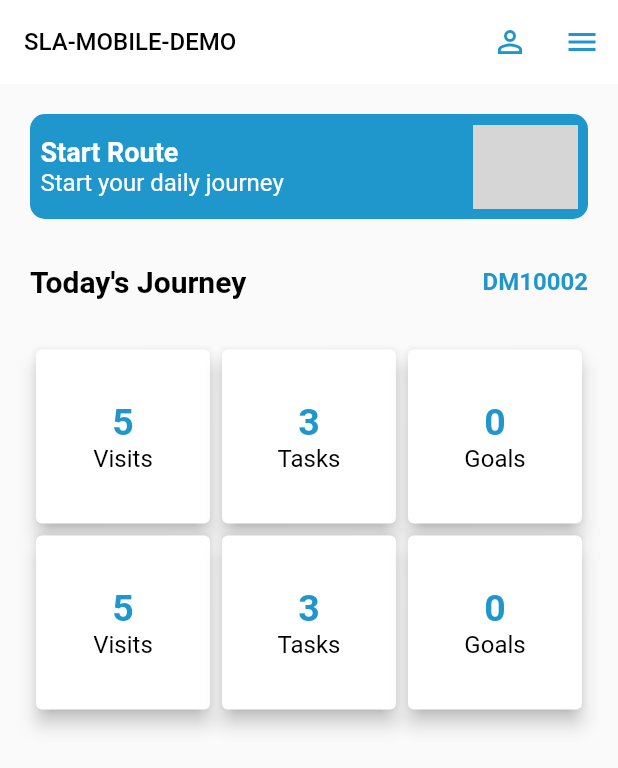
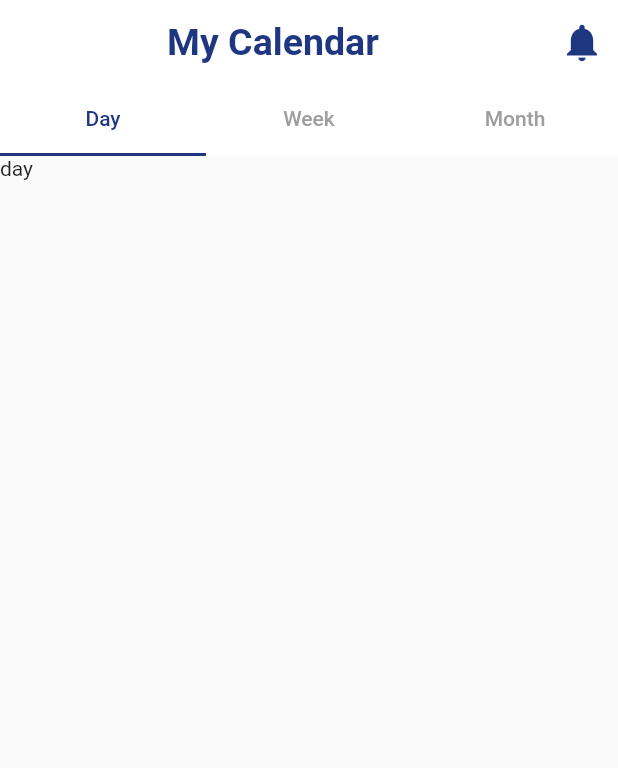
Before and after one commit to K7alid/injaz.go, a Flutter app: the screen it shows after launch, on a phone screen of 412 x 824 dp. Shown: the top 768 px of the screen. Run offline on Flutter 3.47's test engine with Material 2 defaults, Android fonts, the phone set to English and light mode, and no system bars; our stand-ins replace flutter_bloc, flutter_screenutil, fluttertoast, timeline_tile; missing offline and left inert: flutter_neat_and_clean_calendar; grey boxes are pictures that could not be loaded.

Commit message:
Calendar Screen with Tab View

```diff
--- a/lib/main.dart
+++ b/lib/main.dart
@@ -2,7 +2,7 @@ import 'package:flutter/material.dart';
 import 'package:flutter_bloc/flutter_bloc.dart';
 import 'package:flutter_localizations/flutter_localizations.dart';
 import 'package:injaz_go/app_localization.dart';
-import 'package:injaz_go/module/home_screen/home_screen.dart';
+import 'package:injaz_go/module/calendar_screen/calendar_screen.dart';
 
 import 'module/login/cubit/cubit.dart';
 import 'module/login/cubit/states.dart';
@@ -42,7 +42,7 @@ class MyApp extends StatelessWidget {
                 }
                 return supportedLocales.first;
               },
-              home: HomeScreen(),
+              home: CalendarScreen(),
             );
           },
         ));
--- /dev/null
+++ b/lib/module/calendar_screen/calendar_screen.dart
@@ -0,0 +1,83 @@
+import 'package:flutter/material.dart';
+import 'package:flutter_bloc/flutter_bloc.dart';
+import 'package:injaz_go/module/calendar_screen/cubit/cubit.dart';
+import 'package:injaz_go/module/calendar_screen/cubit/states.dart';
+import 'package:injaz_go/module/calendar_screen/widgets/build_month_tab_view.dart';
+import 'package:injaz_go/shared/constants.dart';
+import 'package:injaz_go/shared/widgets/custom_text.dart';
+
+class CalendarScreen extends StatelessWidget {
+  @override
+  Widget build(BuildContext context) {
+    return BlocProvider(
+      create: (BuildContext context) => CalendarCubit(),
+      child: BlocConsumer<CalendarCubit, CalendarState>(
+        listener: (context, state) {},
+        builder: (context, state) {
+          return DefaultTabController(
+            initialIndex: 0,
+            length: 3,
+            child: Scaffold(
+              appBar: AppBar(
+                elevation: 0.0,
+                backgroundColor: Colors.white,
+                centerTitle: true,
+                title: CustomText(
+                  text: 'My Calendar',
+                  alignment: AlignmentDirectional.center,
+                  isBold: true,
+                  size: 25,
+                  color: primaryNotificationColor,
+                ),
+                actions: [
+                  IconButton(
+                    onPressed: () {},
+                    icon: Icon(
+                      Icons.notifications,
+                      size: 30,
+                      color: primaryNotificationColor,
+                    ),
+                  ),
+                ],
+                bottom: const TabBar(
+                  indicatorColor: primaryNotificationColor,
+                  unselectedLabelColor: Colors.grey,
+                  labelColor: primaryNotificationColor,
+                  tabs: <Widget>[
+                    Tab(
+                      text: 'Day',
+                    ),
+                    Tab(
+                      text: 'Week',
+                    ),
+                    Tab(
+                      text: 'Month',
+                    ),
+                  ],
+                ),
+              ),
+              body: TabBarView(
+                children: <Widget>[
+                  Text('day'),
+                  Text('week'),
+                  buildMonthTabView(context),
+                ],
+              ),
+            ),
+          );
+        },
+      ),
+    );
+  }
+
+  void _handleNewDate(date) {
+    print('Date selected: $date');
+  }
+  /* @override
+  void initState() {
+    super.initState();
+    _handleNewDate(DateTime(
+        DateTime.now().year, DateTime.now().month, DateTime.now().day));
+  }*/
+
+}
--- /dev/null
+++ b/lib/module/calendar_screen/cubit/cubit.dart
@@ -0,0 +1,52 @@
+import 'package:flutter/material.dart';
+import 'package:flutter_bloc/flutter_bloc.dart';
+import 'package:flutter_neat_and_clean_calendar/neat_and_clean_calendar_event.dart';
+import 'package:injaz_go/module/calendar_screen/cubit/states.dart';
+import 'package:injaz_go/shared/constants.dart';
+
+class CalendarCubit extends Cubit<CalendarState> {
+  CalendarCubit() : super(AppInitialState());
+
+  static CalendarCubit get(context) => BlocProvider.of(context);
+
+  final List<NeatCleanCalendarEvent> eventList = [
+    NeatCleanCalendarEvent(
+      'MultiDay Event A',
+      description: 'test desc',
+      startTime: DateTime(
+          DateTime.now().year, DateTime.now().month, DateTime.now().day, 10, 0),
+      endTime: DateTime(DateTime.now().year, DateTime.now().month,
+          DateTime.now().day + 2, 12, 0),
+      color: Colors.orange,
+      isMultiDay: true,
+    ),
+    NeatCleanCalendarEvent(
+      'Allday Event B',
+      description: 'test desc',
+      startTime: DateTime(DateTime.now().year, DateTime.now().month,
+          DateTime.now().day - 2, 14, 30),
+      endTime: DateTime(DateTime.now().year, DateTime.now().month,
+          DateTime.now().day + 2, 17, 0),
+      color: Colors.pink,
+      isAllDay: true,
+    ),
+    NeatCleanCalendarEvent(
+      'Normal Event D',
+      description: 'test desc',
+      startTime: DateTime(DateTime.now().year, DateTime.now().month,
+          DateTime.now().day, 14, 30),
+      endTime: DateTime(
+          DateTime.now().year, DateTime.now().month, DateTime.now().day, 17, 0),
+      color: secondaryColor,
+    ),
+    NeatCleanCalendarEvent(
+      'Normal Event E',
+      description: 'test desc',
+      startTime: DateTime(
+          DateTime.now().year, DateTime.now().month, DateTime.now().day, 7, 45),
+      endTime: DateTime(
+          DateTime.now().year, DateTime.now().month, DateTime.now().day, 9, 0),
+      color: secondaryColor,
+    ),
+  ];
+}
--- /dev/null
+++ b/lib/module/calendar_screen/cubit/states.dart
@@ -0,0 +1,5 @@
+abstract class CalendarState {}
+
+class AppInitialState extends CalendarState {}
+
+class AppChangeCalendarState extends CalendarState {}
--- /dev/null
+++ b/lib/module/calendar_screen/widgets/build_month_tab_view.dart
@@ -0,0 +1,48 @@
+import 'package:flutter/material.dart';
+import 'package:flutter_neat_and_clean_calendar/flutter_neat_and_clean_calendar.dart';
+import 'package:injaz_go/module/calendar_screen/cubit/cubit.dart';
+import 'package:injaz_go/shared/constants.dart';
+
+Widget buildMonthTabView(context) => Stack(
+      children: [
+        Container(
+          height: 50,
+          color: Colors.amber[200],
+        ),
+        Container(
+          margin: EdgeInsets.only(top: 50),
+          height: 40,
+          color: Colors.amber[100],
+        ),
+        Calendar(
+          startOnMonday: true,
+          weekDays: [
+            'Mon',
+            'Tue',
+            'Wed',
+            'Thu',
+            'Fri',
+            'Sat',
+            'Son',
+          ],
+          eventsList: CalendarCubit.get(context).eventList,
+//isExpandable: true,
+          eventDoneColor: Colors.green,
+          selectedColor: Colors.pink,
+          selectedTodayColor: secondaryColor,
+          todayColor: Colors.blue,
+          eventColor: null,
+          locale: 'de_DE',
+          allDayEventText: 'Ganztägig',
+          multiDayEndText: 'Ende',
+          isExpanded: true,
+          expandableDateFormat: 'EEEE, dd. MMMM yyyy',
+          datePickerType: DatePickerType.date,
+          dayOfWeekStyle: TextStyle(
+            color: Colors.black,
+            fontWeight: FontWeight.w800,
+            fontSize: 11,
+          ),
+        ),
+      ],
+    );
--- a/lib/shared/constants.dart
+++ b/lib/shared/constants.dart
@@ -6,4 +6,7 @@ const secondaryColor = Color(0xFF103357);
 const landColor = Color(0xFFC4C7CE);
 const landColor2 = Color(0xFFECEDEF);
 const chatColor = Color(0xFF193686);
+const secondaryNotificationColor = Color(0xFFEAD4BA);
+const primaryNotificationColor = Color(0xFF1F3781);
+const thirdlyNotificationColor = Color(0xFFAAAAAA);
 const String assetImageBaseUrl = 'assets/images/';
--- a/pubspec.yaml
+++ b/pubspec.yaml
@@ -42,6 +42,8 @@ dependencies:
   flutter_localizations:
     sdk: flutter
   timeline_tile: ^2.0.0
+  flutter_screenutil: ^5.5.4
+  flutter_neat_and_clean_calendar: ^0.3.9+23
 
 dev_dependencies:
   flutter_test:
```
Also changed, not shown: lib/module/notifications_screen/notifications_screen.dart (added, +44 -0 lines), lib/module/notifications_screen/widgets/build_notifications_item.dart (added, +56 -0 lines), lib/module/route_screen/route_screen.dart (+4 -8 lines), assets/images/delivery.png (added), pubspec.lock.
